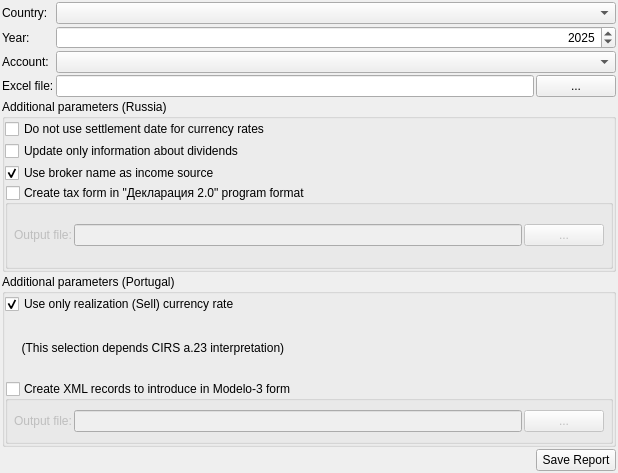
The window that jal/ui/tax_export_widget.ui (titov-vv/jal) describes before a commit, drawn with Qt 5.
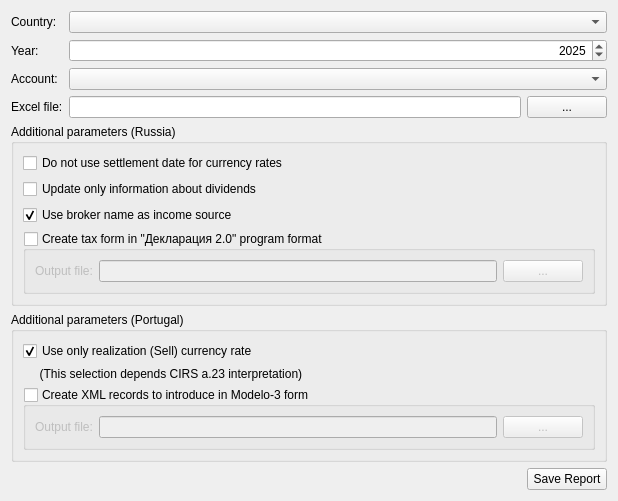
The same window after the commit.

Commit message: Restore of native Qt spacing layout spacing for better compatibility. Tab order and label buddies we set for forms.

Patch:
```diff
--- a/jal/ui/tax_export_widget.ui
+++ b/jal/ui/tax_export_widget.ui
@@ -20,21 +20,6 @@
    <string>Select parameters of investment tax report</string>
   </property>
   <layout class="QGridLayout" name="MainLayout">
-   <property name="leftMargin">
-    <number>2</number>
-   </property>
-   <property name="topMargin">
-    <number>2</number>
-   </property>
-   <property name="rightMargin">
-    <number>2</number>
-   </property>
-   <property name="bottomMargin">
-    <number>2</number>
-   </property>
-   <property name="spacing">
-    <number>2</number>
-   </property>
    <item row="3" column="2">
     <widget class="QPushButton" name="XlsSelectBtn">
      <property name="sizePolicy">
@@ -89,21 +74,6 @@
       <string>Additional parameters (Portugal)</string>
      </property>
      <layout class="QVBoxLayout" name="PtLayout">
-      <property name="spacing">
-       <number>2</number>
-      </property>
-      <property name="leftMargin">
-       <number>0</number>
-      </property>
-      <property name="topMargin">
-       <number>0</number>
-      </property>
-      <property name="rightMargin">
-       <number>0</number>
-      </property>
-      <property name="bottomMargin">
-       <number>0</number>
-      </property>
       <item>
        <widget class="QCheckBox" name="Pt_OneCurrencyRate">
         <property name="text">
@@ -136,26 +106,14 @@
          <bool>false</bool>
         </property>
         <layout class="QGridLayout" name="gridLayout">
-         <property name="leftMargin">
-          <number>6</number>
-         </property>
-         <property name="topMargin">
-          <number>6</number>
-         </property>
-         <property name="rightMargin">
-          <number>6</number>
-         </property>
-         <property name="bottomMargin">
-          <number>6</number>
-         </property>
-         <property name="spacing">
-          <number>2</number>
-         </property>
          <item row="0" column="0">
           <widget class="QLabel" name="IRS_Modelo3FileLbl">
            <property name="text">
             <string>Output file:</string>
            </property>
+           <property name="buddy">
+            <cstring>IRS_Modelo3Filename</cstring>
+           </property>
           </widget>
          </item>
          <item row="0" column="1">
@@ -186,6 +144,9 @@
      <property name="text">
       <string>Account:</string>
      </property>
+     <property name="buddy">
+      <cstring>Account</cstring>
+     </property>
     </widget>
    </item>
    <item row="3" column="0">
@@ -193,6 +154,9 @@
      <property name="text">
       <string>Excel file:</string>
      </property>
+     <property name="buddy">
+      <cstring>XlsFileName</cstring>
+     </property>
     </widget>
    </item>
    <item row="7" column="0" colspan="3">
@@ -201,21 +165,6 @@
       <string>Additional parameters (Russia)</string>
      </property>
      <layout class="QVBoxLayout" name="verticalLayout">
-      <property name="spacing">
-       <number>2</number>
-      </property>
-      <property name="leftMargin">
-       <number>0</number>
-      </property>
-      <property name="topMargin">
-       <number>0</number>
-      </property>
-      <property name="rightMargin">
-       <number>0</number>
-      </property>
-      <property name="bottomMargin">
-       <number>0</number>
-      </property>
       <item>
        <widget class="QCheckBox" name="Ru_NoSettlement">
         <property name="text">
@@ -264,26 +213,14 @@
          <bool>false</bool>
         </property>
         <layout class="QGridLayout" name="gridLayout_2">
-         <property name="leftMargin">
-          <number>6</number>
-         </property>
-         <property name="topMargin">
-          <number>6</number>
-         </property>
-         <property name="rightMargin">
-          <number>6</number>
-         </property>
-         <property name="bottomMargin">
-          <number>6</number>
-         </property>
-         <property name="spacing">
-          <number>2</number>
-         </property>
          <item row="1" column="0">
           <widget class="QLabel" name="Ndfl3FileLbl">
            <property name="text">
             <string>Output file:</string>
            </property>
+           <property name="buddy">
+            <cstring>Ndfl3FileName</cstring>
+           </property>
           </widget>
          </item>
          <item row="1" column="2">
@@ -317,6 +254,9 @@
      <property name="text">
       <string>Country:</string>
      </property>
+     <property name="buddy">
+      <cstring>Country</cstring>
+     </property>
     </widget>
    </item>
    <item row="1" column="0">
@@ -324,6 +264,9 @@
      <property name="text">
       <string>Year:</string>
      </property>
+     <property name="buddy">
+      <cstring>Year</cstring>
+     </property>
     </widget>
    </item>
    <item row="11" column="2">
```
Left out of the diff: 18 changed lines with no effect on the pictures. The commit also changes 82 other files.
